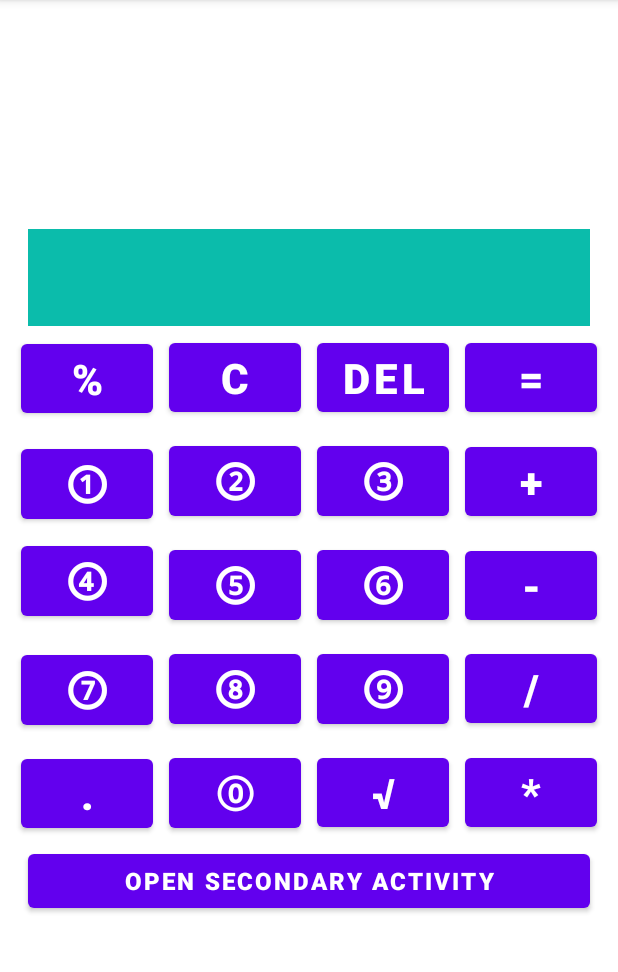
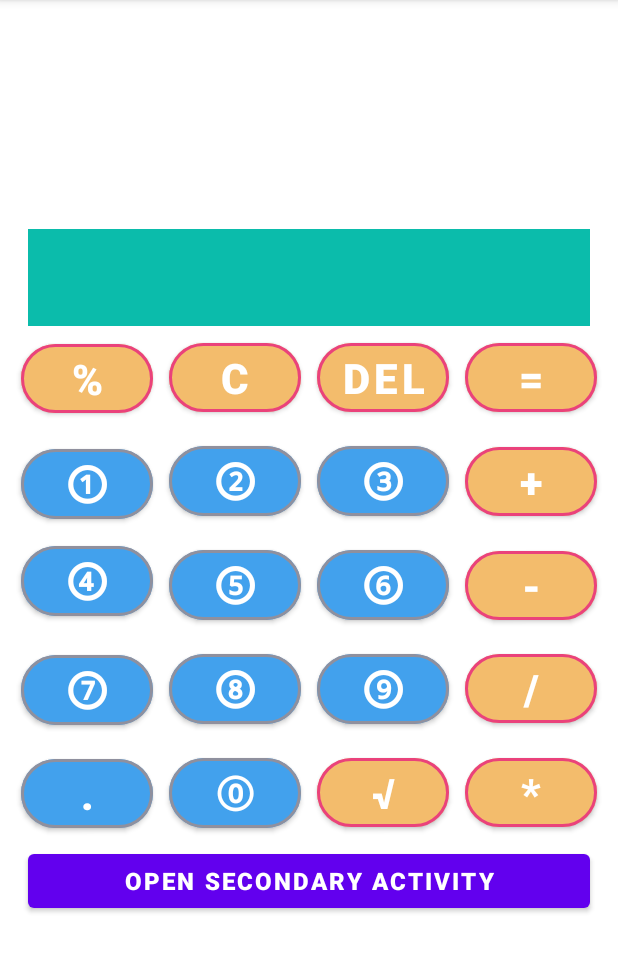
Before and after one commit to VladimPetrov/Calculator, an Android app: the screen it shows after launch (MainActivity), on a phone screen of 412 x 824 dp, the part 84-1056 px from its top. Run offline under Robolectric (Android 15) with nearby library versions, the phone set to English and light mode, and no system bars.

Commit message:
add style button

```diff
--- a/app/src/main/res/layout/activity_main.xml
+++ b/app/src/main/res/layout/activity_main.xml
@@ -11,10 +11,10 @@
         android:id="@+id/screen_calculator_text_view"
         android:layout_width="0dp"
         android:layout_height="wrap_content"
+        android:background="@color/background_screen_calculator_text_view"
         android:gravity="right"
-        android:textSize="48sp"
+        android:textSize="@dimen/screen_calculator_text_size"
         android:textStyle="bold"
-        android:background="@color/background_screen_calculator_text_view"
         app:layout_constraintBottom_toTopOf="@id/operation_percent_button"
         app:layout_constraintEnd_toEndOf="parent"
         app:layout_constraintStart_toStartOf="parent"
@@ -23,267 +23,237 @@
 
     </TextView>
 
-    <Button
+    <com.google.android.material.button.MaterialButton
         android:id="@+id/operation_percent_button"
         android:layout_width="wrap_content"
         android:layout_height="wrap_content"
-        android:layout_margin="5dp"
         android:text="@string/operation_percent"
-        android:textSize="28sp"
-        android:textStyle="bold"
+        style="@style/operation_button"
         app:layout_constraintBottom_toTopOf="@+id/digit_one_button"
         app:layout_constraintEnd_toStartOf="@+id/clear_button"
         app:layout_constraintStart_toStartOf="parent"
-        app:layout_constraintTop_toBottomOf="@+id/screen_calculator_text_view" />
+        app:layout_constraintTop_toBottomOf="@+id/screen_calculator_text_view"/>
 
-    <Button
+    <com.google.android.material.button.MaterialButton
         android:id="@+id/clear_button"
         android:layout_width="wrap_content"
         android:layout_height="wrap_content"
-        android:layout_margin="5dp"
         android:text="@string/clear_screen_button"
-        android:textSize="28sp"
-        android:textStyle="bold"
+        style="@style/operation_button"
         app:layout_constraintBottom_toTopOf="@+id/digit_two_button"
         app:layout_constraintEnd_toStartOf="@+id/delete_button"
         app:layout_constraintStart_toEndOf="@+id/operation_percent_button"
         app:layout_constraintTop_toBottomOf="@+id/screen_calculator_text_view" />
 
-    <Button
+    <com.google.android.material.button.MaterialButton
         android:id="@+id/delete_button"
         android:layout_width="wrap_content"
         android:layout_height="wrap_content"
-        android:layout_margin="5dp"
         android:text="@string/delete_one_symbol_button"
-        android:textSize="28sp"
-        android:textStyle="bold"
+        style="@style/operation_button"
         app:layout_constraintBottom_toTopOf="@+id/digit_three_button"
         app:layout_constraintEnd_toStartOf="@+id/equal_button"
         app:layout_constraintStart_toEndOf="@id/clear_button"
         app:layout_constraintTop_toBottomOf="@+id/screen_calculator_text_view" />
 
-    <Button
+    <com.google.android.material.button.MaterialButton
         android:id="@+id/equal_button"
         android:layout_width="wrap_content"
         android:layout_height="wrap_content"
-        android:layout_margin="5dp"
         android:text="@string/equal_button"
-        android:textSize="28sp"
-        android:textStyle="bold"
+        style="@style/operation_button"
         app:layout_constraintBottom_toTopOf="@+id/operation_plus_button"
         app:layout_constraintEnd_toEndOf="parent"
         app:layout_constraintStart_toEndOf="@id/delete_button"
         app:layout_constraintTop_toBottomOf="@+id/screen_calculator_text_view" />
 
-    <Button
+    <com.google.android.material.button.MaterialButton
         android:id="@+id/digit_one_button"
         android:layout_width="wrap_content"
         android:layout_height="wrap_content"
-        android:layout_margin="5dp"
         android:text="@string/digit_one_button"
-        android:textSize="28sp"
-        android:textStyle="bold"
+        style="@style/digital_button"
         app:layout_constraintBottom_toTopOf="@+id/digit_four_button"
         app:layout_constraintEnd_toStartOf="@+id/digit_two_button"
         app:layout_constraintStart_toStartOf="parent"
         app:layout_constraintTop_toBottomOf="@+id/operation_percent_button" />
 
-    <Button
+    <com.google.android.material.button.MaterialButton
         android:id="@+id/digit_two_button"
         android:layout_width="wrap_content"
         android:layout_height="wrap_content"
-        android:layout_margin="5dp"
+
         android:text="@string/digit_two_button"
-        android:textSize="28sp"
-        android:textStyle="bold"
+        style="@style/digital_button"
         app:layout_constraintBottom_toTopOf="@+id/digit_five_button"
         app:layout_constraintEnd_toStartOf="@+id/digit_three_button"
         app:layout_constraintStart_toEndOf="@+id/digit_one_button"
         app:layout_constraintTop_toBottomOf="@id/clear_button" />
 
-    <Button
+    <com.google.android.material.button.MaterialButton
         android:id="@+id/digit_three_button"
         android:layout_width="wrap_content"
         android:layout_height="wrap_content"
-        android:layout_margin="5dp"
+
         android:text="@string/digit_three_button"
-        android:textSize="28sp"
-        android:textStyle="bold"
+        style="@style/digital_button"
         app:layout_constraintBottom_toTopOf="@+id/digit_six_button"
         app:layout_constraintEnd_toStartOf="@+id/operation_plus_button"
         app:layout_constraintStart_toEndOf="@+id/digit_two_button"
         app:layout_constraintTop_toBottomOf="@+id/delete_button" />
 
-    <Button
+    <com.google.android.material.button.MaterialButton
         android:id="@+id/operation_plus_button"
         android:layout_width="wrap_content"
         android:layout_height="wrap_content"
-        android:layout_margin="5dp"
         android:text="@string/operation_plus_button"
-        android:textSize="28sp"
-        android:textStyle="bold"
+        style="@style/operation_button"
         app:layout_constraintBottom_toTopOf="@+id/operation_minus_button"
         app:layout_constraintEnd_toEndOf="parent"
         app:layout_constraintStart_toEndOf="@+id/digit_three_button"
         app:layout_constraintTop_toBottomOf="@+id/equal_button" />
 
-    <Button
+    <com.google.android.material.button.MaterialButton
         android:id="@+id/digit_four_button"
         android:layout_width="wrap_content"
         android:layout_height="wrap_content"
-        android:layout_margin="5dp"
+
         android:text="@string/digit_four_button"
-        android:textSize="28sp"
-        android:textStyle="bold"
+        style="@style/digital_button"
         app:layout_constraintBottom_toTopOf="@+id/digit_seven_button"
         app:layout_constraintEnd_toStartOf="@+id/digit_five_button"
         app:layout_constraintStart_toStartOf="parent"
         app:layout_constraintTop_toBottomOf="@+id/digit_two_button" />
 
-    <Button
+    <com.google.android.material.button.MaterialButton
         android:id="@+id/digit_five_button"
         android:layout_width="wrap_content"
         android:layout_height="wrap_content"
-        android:layout_margin="5dp"
+
         android:text="@string/digit_five_button"
-        android:textSize="28sp"
-        android:textStyle="bold"
+        style="@style/digital_button"
         app:layout_constraintBottom_toTopOf="@+id/digit_eight_button"
         app:layout_constraintEnd_toStartOf="@id/digit_six_button"
         app:layout_constraintStart_toEndOf="@+id/digit_four_button"
         app:layout_constraintTop_toBottomOf="@+id/digit_two_button" />
 
-    <Button
+    <com.google.android.material.button.MaterialButton
         android:id="@+id/digit_six_button"
         android:layout_width="wrap_content"
         android:layout_height="wrap_content"
-        android:layout_margin="5dp"
         android:text="@string/digit_six_button"
-        android:textSize="28sp"
-        android:textStyle="bold"
+        style="@style/digital_button"
         app:layout_constraintBottom_toTopOf="@+id/digit_nine_button"
         app:layout_constraintEnd_toStartOf="@id/operation_minus_button"
         app:layout_constraintStart_toEndOf="@+id/digit_five_button"
         app:layout_constraintTop_toBottomOf="@+id/digit_three_button" />
 
-    <Button
+    <com.google.android.material.button.MaterialButton
         android:id="@+id/operation_minus_button"
         android:layout_width="wrap_content"
         android:layout_height="wrap_content"
-        android:layout_margin="5dp"
         android:text="@string/operation_minus_button"
-        android:textSize="28sp"
-        android:textStyle="bold"
+        style="@style/operation_button"
         app:layout_constraintBottom_toTopOf="@+id/operation_division_button"
         app:layout_constraintEnd_toEndOf="parent"
         app:layout_constraintStart_toEndOf="@+id/digit_six_button"
         app:layout_constraintTop_toBottomOf="@+id/operation_plus_button" />
 
-    <Button
+    <com.google.android.material.button.MaterialButton
         android:id="@+id/digit_seven_button"
         android:layout_width="wrap_content"
         android:layout_height="wrap_content"
-        android:layout_margin="5dp"
         android:text="@string/digit_seven_button"
-        android:textSize="28sp"
-        android:textStyle="bold"
+        style="@style/digital_button"
         app:layout_constraintBottom_toTopOf="@+id/separator_button"
         app:layout_constraintEnd_toStartOf="@+id/digit_eight_button"
         app:layout_constraintStart_toStartOf="parent"
         app:layout_constraintTop_toBottomOf="@+id/digit_four_button" />
 
-    <Button
+    <com.google.android.material.button.MaterialButton
         android:id="@+id/digit_eight_button"
         android:layout_width="wrap_content"
         android:layout_height="wrap_content"
-        android:layout_margin="5dp"
+
         android:text="@string/digit_eight_button"
-        android:textSize="28sp"
-        android:textStyle="bold"
+        style="@style/digital_button"
         app:layout_constraintBottom_toTopOf="@+id/digit_zero_button"
         app:layout_constraintEnd_toStartOf="@id/digit_nine_button"
         app:layout_constraintStart_toEndOf="@+id/digit_seven_button"
         app:layout_constraintTop_toBottomOf="@+id/digit_five_button" />
 
-    <Button
+    <com.google.android.material.button.MaterialButton
         android:id="@+id/digit_nine_button"
         android:layout_width="wrap_content"
         android:layout_height="wrap_content"
-        android:layout_margin="5dp"
+
         android:text="@string/digit_nine_button"
-        android:textSize="28sp"
-        android:textStyle="bold"
+        style="@style/digital_button"
         app:layout_constraintBottom_toTopOf="@+id/operation_square_root_button"
         app:layout_constraintEnd_toStartOf="@id/operation_division_button"
         app:layout_constraintStart_toEndOf="@+id/digit_eight_button"
         app:layout_constraintTop_toBottomOf="@+id/digit_six_button" />
 
-    <Button
+    <com.google.android.material.button.MaterialButton
         android:id="@+id/operation_division_button"
         android:layout_width="wrap_content"
         android:layout_height="wrap_content"
-        android:layout_margin="5dp"
         android:text="@string/operation_division_button"
-        android:textSize="28sp"
-        android:textStyle="bold"
+        style="@style/operation_button"
         app:layout_constraintBottom_toTopOf="@+id/operation_multiplication_button"
         app:layout_constraintEnd_toEndOf="parent"
         app:layout_constraintStart_toEndOf="@+id/digit_nine_button"
         app:layout_constraintTop_toBottomOf="@+id/operation_minus_button" />
 
-    <Button
+    <com.google.android.material.button.MaterialButton
         android:id="@+id/separator_button"
         android:layout_width="wrap_content"
         android:layout_height="wrap_content"
-        android:layout_margin="5dp"
+
         android:text="@string/separator_button"
-        android:textSize="28sp"
-        android:textStyle="bold"
+        style="@style/digital_button"
         app:layout_constraintBottom_toBottomOf="@id/open_second_activity"
         app:layout_constraintEnd_toStartOf="@+id/digit_zero_button"
         app:layout_constraintStart_toStartOf="parent"
         app:layout_constraintTop_toBottomOf="@+id/digit_seven_button" />
 
-    <Button
+    <com.google.android.material.button.MaterialButton
         android:id="@+id/digit_zero_button"
         android:layout_width="wrap_content"
         android:layout_height="wrap_content"
-        android:layout_margin="5dp"
+
         android:text="@string/digit_zero_button"
-        android:textSize="28sp"
-        android:textStyle="bold"
+        style="@style/digital_button"
         app:layout_constraintBottom_toTopOf="@id/open_second_activity"
         app:layout_constraintEnd_toEndOf="@+id/operation_square_root_button"
         app:layout_constraintStart_toEndOf="@+id/separator_button"
         app:layout_constraintTop_toBottomOf="@+id/digit_eight_button" />
 
-    <Button
+    <com.google.android.material.button.MaterialButton
         android:id="@+id/operation_square_root_button"
         android:layout_width="wrap_content"
         android:layout_height="wrap_content"
-        android:layout_margin="5dp"
+
         android:text="@string/operation_square_root_button"
-        android:textSize="28sp"
-        android:textStyle="bold"
+        style="@style/operation_button"
         app:layout_constraintBottom_toTopOf="@id/open_second_activity"
         app:layout_constraintEnd_toStartOf="@+id/operation_multiplication_button"
         app:layout_constraintStart_toEndOf="@+id/digit_zero_button"
         app:layout_constraintTop_toBottomOf="@+id/digit_nine_button" />
 
-    <Button
+    <com.google.android.material.button.MaterialButton
         android:id="@+id/operation_multiplication_button"
         android:layout_width="wrap_content"
         android:layout_height="wrap_content"
-        android:layout_margin="5dp"
+
         android:text="@string/operation_multiplication_button"
-        android:textSize="28sp"
-        android:textStyle="bold"
+        style="@style/operation_button"
         app:layout_constraintBottom_toTopOf="@id/open_second_activity"
         app:layout_constraintEnd_toEndOf="parent"
         app:layout_constraintStart_toEndOf="@+id/operation_square_root_button"
         app:layout_constraintTop_toBottomOf="@+id/operation_division_button" />
 
-    <Button
+    <com.google.android.material.button.MaterialButton
         android:id="@+id/open_second_activity"
         android:layout_width="0dp"
         android:layout_height="wrap_content"
--- a/app/src/main/res/values/colors.xml
+++ b/app/src/main/res/values/colors.xml
@@ -8,4 +8,8 @@
     <color name="black">#FF000000</color>
     <color name="white">#FFFFFFFF</color>
     <color name="background_screen_calculator_text_view">#0BBCAB</color>
+    <color name="background_digital_button">#42A1ED</color>
+    <color name="background_operation_button">#F3BC6C</color>
+    <color name="stroke_operation_color">#EA427B</color>
+    <color name="stroke_digital_color">#8F909E</color>
 </resources>
--- /dev/null
+++ b/app/src/main/res/values/dimens.xml
@@ -0,0 +1,8 @@
+<?xml version="1.0" encoding="utf-8"?>
+<resources>
+    <dimen name="corner_radius_button">25dp</dimen>
+    <dimen name="text_size_button">28sp</dimen>
+    <dimen name="layout_margin">5dp</dimen>
+    <dimen name="stroke_width">2dp</dimen>
+    <dimen name="screen_calculator_text_size">48sp</dimen>
+</resources>
--- /dev/null
+++ b/app/src/main/res/values/styles.xml
@@ -0,0 +1,21 @@
+<?xml version="1.0" encoding="utf-8"?>
+<resources>
+    <style name="operation_button">
+        <item name="android:layout_margin">@dimen/layout_margin</item>
+        <item name="android:textSize">@dimen/text_size_button</item>
+        <item name="android:textStyle">bold</item>
+        <item name="backgroundTint">@color/background_operation_button</item>
+        <item name="cornerRadius">@dimen/corner_radius_button</item>
+        <item name="strokeColor">@color/stroke_operation_color</item>
+        <item name="strokeWidth">@dimen/stroke_width</item>
+    </style>
+    <style name="digital_button">
+        <item name="android:layout_margin">@dimen/layout_margin</item>
+        <item name="android:textSize">@dimen/text_size_button</item>
+        <item name="android:textStyle">bold</item>
+        <item name="backgroundTint">@color/background_digital_button</item>
+        <item name="cornerRadius">@dimen/corner_radius_button</item>
+        <item name="strokeColor">@color/stroke_digital_color</item>
+        <item name="strokeWidth">@dimen/stroke_width</item>
+    </style>
+</resources>
```
